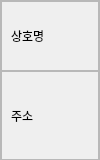
Qt form code/ui/rec_item.ui (EON-DC/gwd_travel_planner) before a commit.
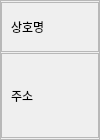
The same form after that commit.

The edit to the form file:
```diff
--- a/code/ui/rec_item.ui
+++ b/code/ui/rec_item.ui
@@ -7,7 +7,7 @@
     <x>0</x>
     <y>0</y>
     <width>100</width>
-    <height>160</height>
+    <height>140</height>
    </rect>
   </property>
   <property name="sizePolicy">
@@ -19,13 +19,13 @@
   <property name="minimumSize">
    <size>
     <width>100</width>
-    <height>160</height>
+    <height>140</height>
    </size>
   </property>
   <property name="maximumSize">
    <size>
     <width>100</width>
-    <height>160</height>
+    <height>140</height>
    </size>
   </property>
   <property name="windowTitle">
@@ -52,16 +52,22 @@
    </property>
    <item>
     <widget class="QFrame" name="frame_33">
+     <property name="sizePolicy">
+      <sizepolicy hsizetype="Fixed" vsizetype="Fixed">
+       <horstretch>0</horstretch>
+       <verstretch>0</verstretch>
+      </sizepolicy>
+     </property>
      <property name="minimumSize">
       <size>
        <width>100</width>
-       <height>0</height>
+       <height>140</height>
       </size>
      </property>
      <property name="maximumSize">
       <size>
        <width>100</width>
-       <height>162</height>
+       <height>140</height>
       </size>
      </property>
      <property name="frameShape">
@@ -88,16 +94,22 @@
       </property>
       <item>
        <widget class="QFrame" name="frame_41">
+        <property name="sizePolicy">
+         <sizepolicy hsizetype="Expanding" vsizetype="Expanding">
+          <horstretch>0</horstretch>
+          <verstretch>0</verstretch>
+         </sizepolicy>
+        </property>
         <property name="minimumSize">
          <size>
           <width>0</width>
-          <height>70</height>
+          <height>40</height>
          </size>
         </property>
         <property name="maximumSize">
          <size>
           <width>16777215</width>
-          <height>70</height>
+          <height>50</height>
          </size>
         </property>
         <property name="frameShape">
@@ -107,18 +119,39 @@
          <enum>QFrame::Raised</enum>
         </property>
         <layout class="QHBoxLayout" name="horizontalLayout_22">
+         <property name="spacing">
+          <number>0</number>
+         </property>
+         <property name="leftMargin">
+          <number>0</number>
+         </property>
+         <property name="topMargin">
+          <number>0</number>
+         </property>
+         <property name="rightMargin">
+          <number>0</number>
+         </property>
+         <property name="bottomMargin">
+          <number>0</number>
+         </property>
          <item>
           <widget class="QLabel" name="label_name">
+           <property name="sizePolicy">
+            <sizepolicy hsizetype="Expanding" vsizetype="Expanding">
+             <horstretch>0</horstretch>
+             <verstretch>0</verstretch>
+            </sizepolicy>
+           </property>
            <property name="minimumSize">
             <size>
              <width>78</width>
-             <height>50</height>
+             <height>40</height>
             </size>
            </property>
            <property name="maximumSize">
             <size>
              <width>78</width>
-             <height>50</height>
+             <height>40</height>
             </size>
            </property>
            <property name="font">
@@ -139,16 +172,22 @@
       </item>
       <item>
        <widget class="QFrame" name="frame_42">
+        <property name="sizePolicy">
+         <sizepolicy hsizetype="Expanding" vsizetype="Expanding">
+          <horstretch>0</horstretch>
+          <verstretch>0</verstretch>
+         </sizepolicy>
+        </property>
         <property name="minimumSize">
          <size>
           <width>0</width>
-          <height>90</height>
+          <height>85</height>
          </size>
         </property>
         <property name="maximumSize">
          <size>
           <width>16777215</width>
-          <height>90</height>
+          <height>85</height>
          </size>
         </property>
         <property name="frameShape">
@@ -158,18 +197,39 @@
          <enum>QFrame::Raised</enum>
         </property>
         <layout class="QHBoxLayout" name="horizontalLayout_21">
+         <property name="spacing">
+          <number>0</number>
+         </property>
+         <property name="leftMargin">
+          <number>0</number>
+         </property>
+         <property name="topMargin">
+          <number>0</number>
+         </property>
+         <property name="rightMargin">
+          <number>0</number>
+         </property>
+         <property name="bottomMargin">
+          <number>0</number>
+         </property>
          <item>
           <widget class="QLabel" name="label_adress">
+           <property name="sizePolicy">
+            <sizepolicy hsizetype="Expanding" vsizetype="Expanding">
+             <horstretch>0</horstretch>
+             <verstretch>0</verstretch>
+            </sizepolicy>
+           </property>
            <property name="minimumSize">
             <size>
              <width>78</width>
-             <height>70</height>
+             <height>65</height>
             </size>
            </property>
            <property name="maximumSize">
             <size>
              <width>78</width>
-             <height>70</height>
+             <height>65</height>
             </size>
            </property>
            <property name="font">
```
